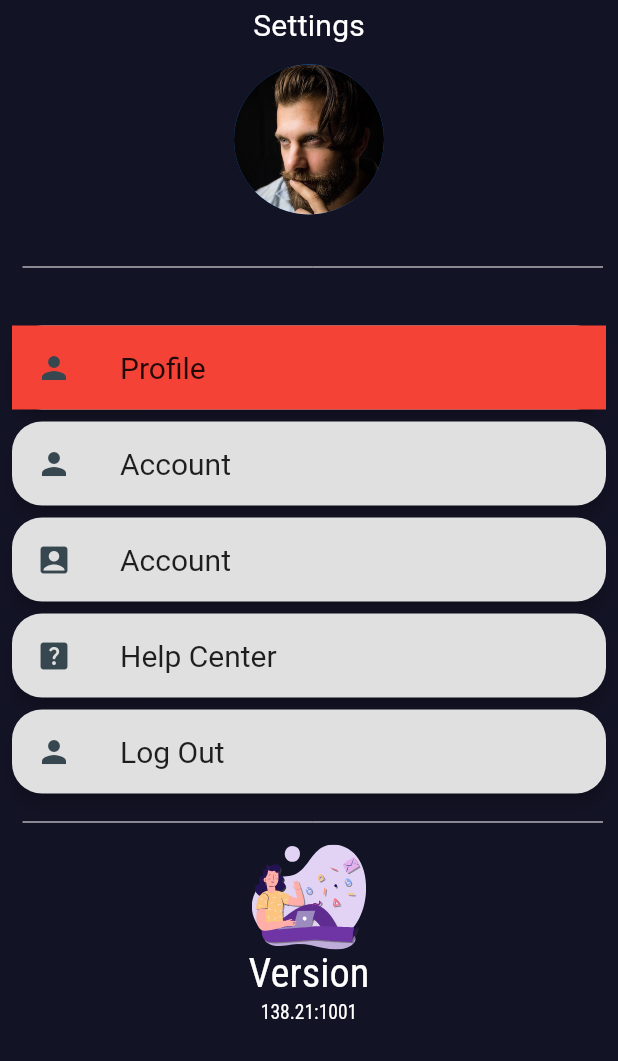
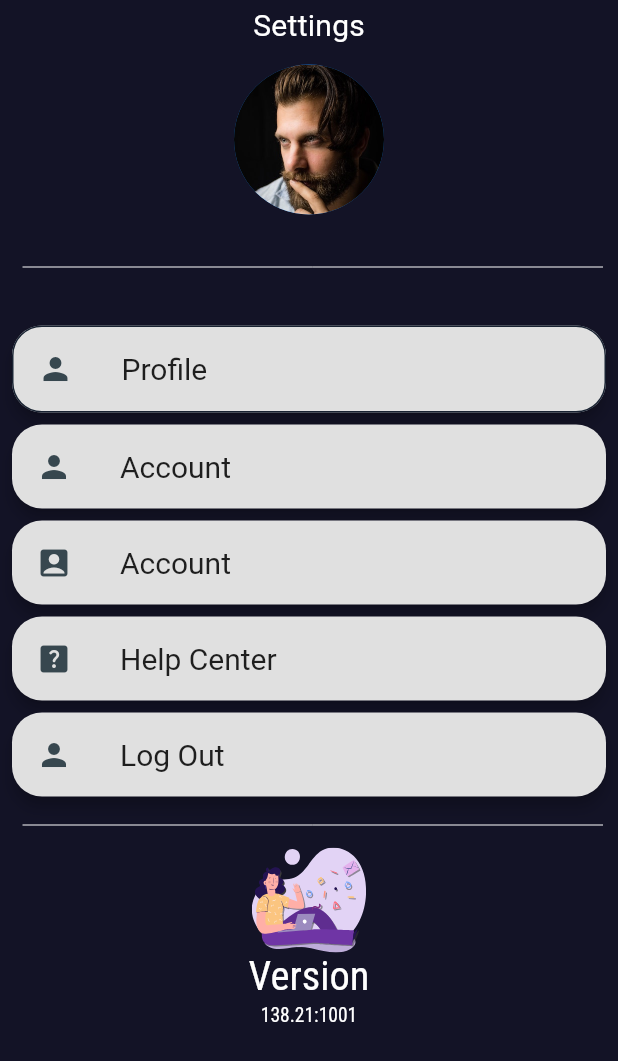
Before and after one commit to emilio-kariuki/emilio, a Flutter app: the Accounts screen opened directly, on a phone screen of 412 x 824 dp. Shown: the top 1061 px of the screen. Run offline on Flutter 3.47's test engine with Material 2 defaults, Android fonts, the phone set to English and light mode, and no system bars; our stand-ins replace firebase_auth, firebase_core, flutter_svg, geolocator, google_fonts, google_maps_flutter and 1 more; accounts and stored records are empty.

Commit message:
February 1, 2022 11:49 AM

```diff
--- a/lib/settings.dart
+++ b/lib/settings.dart
@@ -73,8 +73,11 @@ class _AccountsState extends State<Accounts> {
                     elevation: 4,
                     child: Container(
                       // ignore: unnecessary_new
-                      decoration:  BoxDecoration (
-                      color: Colors.red
+                      decoration: BoxDecoration(
+                        border: Border.all(
+                          color: kaccentColor,
+                        ),
+                        borderRadius: BorderRadius.all(Radius.circular(20))
                       ),
                       child: ListTile(
                         onTap: () {
```
